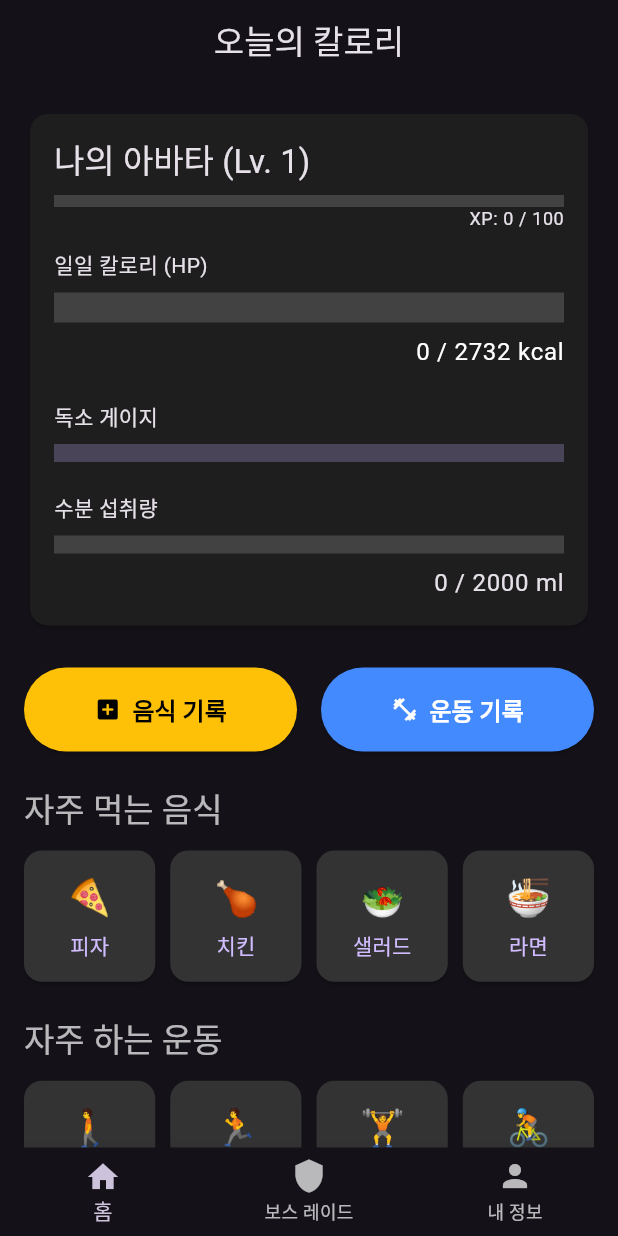
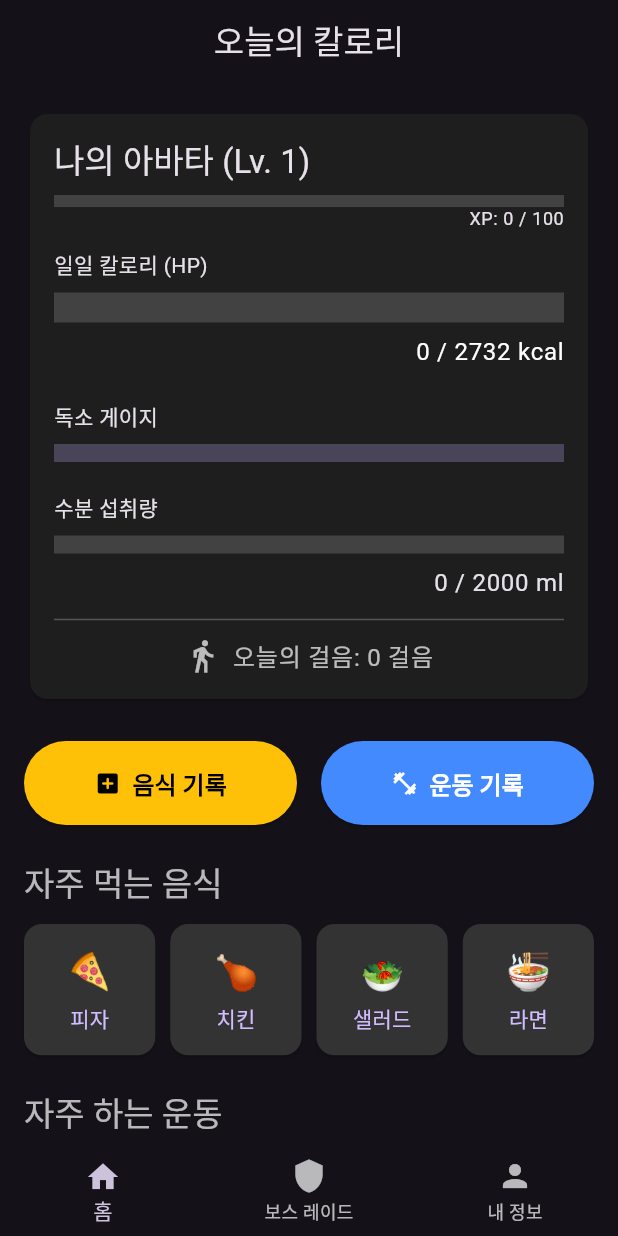
Before and after one commit to min1336/calorieburn, a Flutter app: the screen it shows after launch, on a phone screen of 412 x 824 dp. Run offline on Flutter 3.47's test engine with Material 3 defaults, Android fonts, the light colour scheme and no system bars; our stand-ins replace shared_preferences; missing offline and left inert: health.

Commit message:
Add files via upload

```diff
--- a/lib/home_screen.dart
+++ b/lib/home_screen.dart
@@ -103,8 +103,6 @@ class HomeScreen extends StatelessWidget {
                         }
                     ),
                     const SizedBox(height: 20),
-
-                    // --- 여기를 추가했습니다: 수분 섭취 게이지 ---
                     Text('수분 섭취량', style: theme.textTheme.bodyMedium),
                     const SizedBox(height: 8),
                     TweenAnimationBuilder<double>(
@@ -126,6 +124,18 @@ class HomeScreen extends StatelessWidget {
                         '${appState.waterIntakeMl} / ${appState.waterGoalMl} ml',
                         style: theme.textTheme.bodyLarge,
                       ),
+                    ),
+                    const Divider(height: 24, color: Colors.white24),
+                    Row(
+                      mainAxisAlignment: MainAxisAlignment.center,
+                      children: [
+                        const Icon(Icons.directions_walk, color: Colors.white70),
+                        const SizedBox(width: 8),
+                        Text(
+                          '오늘의 걸음: ${appState.todaySteps} 걸음',
+                          style: theme.textTheme.bodyLarge?.copyWith(color: Colors.white70),
+                        ),
+                      ],
                     ),
                   ],
                 ),
@@ -172,8 +182,6 @@ class HomeScreen extends StatelessWidget {
               ],
             ),
             const SizedBox(height: 24),
-
-            // --- 여기를 추가했습니다: 수분 섭취 기록 섹션 ---
             Text('수분 섭취 기록', style: theme.textTheme.titleLarge?.copyWith(color: Colors.white70)),
             const SizedBox(height: 12),
             Row(
@@ -184,7 +192,6 @@ class HomeScreen extends StatelessWidget {
               ],
             ),
             const SizedBox(height: 24),
-
             Text('오늘의 기록', style: theme.textTheme.titleLarge?.copyWith(color: Colors.white70)),
             const SizedBox(height: 12),
             appState.logEntries.isEmpty
@@ -367,7 +374,6 @@ class HomeScreen extends StatelessWidget {
     );
   }
 
-  // --- 여기를 추가했습니다: 수분 섭취 버튼 생성 함수 ---
   Widget _buildWaterButton(BuildContext context, String label, String emoji, int amount) {
     return Expanded(
       child: Padding(
--- a/lib/main.dart
+++ b/lib/main.dart
@@ -2,14 +2,13 @@
 
 import 'package:flutter/material.dart';
 import 'package:provider/provider.dart';
-import 'app_state.dart'; // AppState import
+import 'app_state.dart';
 import 'home_screen.dart';
 import 'boss_raid_screen.dart';
 import 'profile_screen.dart';
 
 void main() {
   runApp(
-    // 1. AppState를 앱 전체에 제공
     ChangeNotifierProvider(
       create: (context) => AppState(),
       child: const CalorieBurnApp(),
@@ -26,23 +25,65 @@ class CalorieBurnApp extends StatelessWidget {
       title: 'Calorie Burn',
       theme: ThemeData(
         brightness: Brightness.dark,
-        // ... 기존 테마 설정 (변경 없음) ...
+        // ... (테마 설정은 변경 없음)
       ),
       home: const MainScreen(),
     );
   }
 }
 
-// 2. MainScreen을 StatelessWidget으로 변경하고 매우 단순화
-class MainScreen extends StatelessWidget {
+class MainScreen extends StatefulWidget {
   const MainScreen({super.key});
 
   @override
+  State<MainScreen> createState() => _MainScreenState();
+}
+
+class _MainScreenState extends State<MainScreen> {
+  @override
+  void initState() {
+    super.initState();
+    // initState에서 리스너를 추가하여 자동 사냥 결과를 감지
+    WidgetsBinding.instance.addPostFrameCallback((_) {
+      final appState = context.read<AppState>();
+      appState.addListener(_showAutoHuntDialog);
+    });
+  }
+
+  @override
+  void dispose() {
+    // 위젯이 사라질 때 리스너를 제거하여 메모리 누수 방지
+    context.read<AppState>().removeListener(_showAutoHuntDialog);
+    super.dispose();
+  }
+
+  void _showAutoHuntDialog() {
+    final appState = context.read<AppState>();
+    // autoHuntResult에 메시지가 있고, 아직 화면에 팝업이 떠있지 않을 때만 실행
+    if (appState.autoHuntResult != null && ModalRoute.of(context)?.isCurrent != false) {
+      showDialog(
+        context: context,
+        builder: (context) => AlertDialog(
+          title: const Text('⚔️ 자동 사냥 결과 ⚔️'),
+          content: Text(appState.autoHuntResult!),
+          actions: [
+            TextButton(
+              onPressed: () {
+                // 팝업을 닫고, 결과 메시지를 null로 초기화하여 중복 표시 방지
+                appState.autoHuntResult = null;
+                Navigator.of(context).pop();
+              },
+              child: const Text('확인'),
+            ),
+          ],
+        ),
+      );
+    }
+  }
+
+  @override
   Widget build(BuildContext context) {
-    // AppState의 변화를 감지
     final appState = context.watch<AppState>();
-
-    // 현재 선택된 탭에 따라 보여줄 화면 리스트
     final List<Widget> screens = [
       const HomeScreen(),
       const BossRaidScreen(),
@@ -50,7 +91,7 @@ class MainScreen extends StatelessWidget {
     ];
 
     return Scaffold(
-      body: screens[appState.selectedIndex], // 선택된 화면 보여주기
+      body: screens[appState.selectedIndex],
       bottomNavigationBar: BottomNavigationBar(
         items: const <BottomNavigationBarItem>[
           BottomNavigationBarItem(icon: Icon(Icons.home), label: '홈'),
@@ -58,7 +99,6 @@ class MainScreen extends StatelessWidget {
           BottomNavigationBarItem(icon: Icon(Icons.person), label: '내 정보'),
         ],
         currentIndex: appState.selectedIndex,
-        // 탭을 누르면 AppState의 함수를 호출하여 상태 변경
         onTap: (index) => context.read<AppState>().onTabTapped(index),
       ),
     );
```
Also changed, not shown: lib/app_state.dart (+68 -22 lines), pubspec.yaml (+5 -2 lines).
